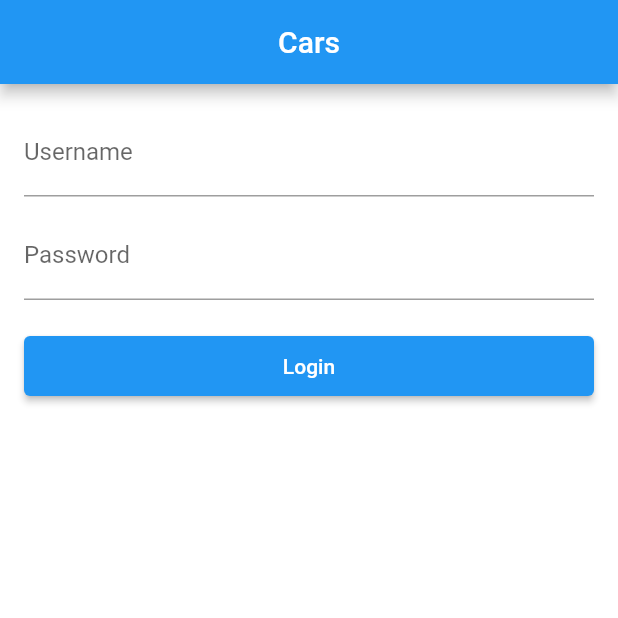
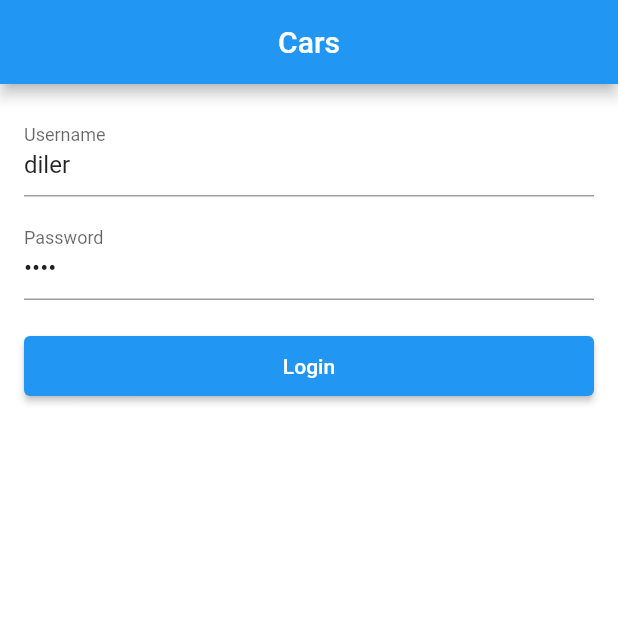
Before and after one commit to dilersik/flutter_carros, a Flutter app: the screen it shows after launch, on a phone screen of 412 x 824 dp, the top half of it. Run offline on Flutter 3.47's test engine with Material 2 defaults, Android fonts, the phone set to English and light mode, and no system bars.

Commit message:
Login Page

```diff
--- a/lib/pages/login_page.dart
+++ b/lib/pages/login_page.dart
@@ -3,8 +3,9 @@ import 'package:flutter/material.dart';
 class LoginPage extends StatelessWidget {
   LoginPage({super.key});
 
-  final _tUser = TextEditingController();
-  final _tPwd = TextEditingController();
+  final _formKey = GlobalKey<FormState>();
+  final _tUser = TextEditingController(text: "diler");
+  final _tPwd = TextEditingController(text: "1234");
 
   @override
   Widget build(BuildContext context) {
@@ -19,24 +20,53 @@ class LoginPage extends StatelessWidget {
   }
 
   _body() {
-    return Container(
+    return Form(
+      key: _formKey,
+      child: Container(
         padding: const EdgeInsets.all(16),
         child: ListView(
           children: [
-          _textFormField("Username", "Type your Login name",
-              controller: _tUser),
+            _textFormField(
+              "Username",
+              "Type your Login name",
+              _validateUser,
+              _tUser,
+            ),
             const SizedBox(
               height: 10,
             ),
-          _textFormField("Password", "Type your Password",
-              password: true, controller: _tPwd),
+            _textFormField(
+              "Password",
+              "Type your Password",
+              _validatePwd,
+              _tPwd,
+              password: true,
+            ),
             const SizedBox(
               height: 20,
             ),
             _elevatedButton("Login", () => _onClickLogin())
           ],
         ),
+      ),
     );
+  }
+
+  String? _validatePwd(String? text) {
+    if (text == null || text.isEmpty == true) {
+      return "Pwd required.";
+    }
+    if (text.length < 4) {
+      return "Pwd requires at least 4 chars.";
+    }
+    return null;
+  }
+
+  String? _validateUser(String? text) {
+    if (text?.isEmpty == true) {
+      return "Required.";
+    }
+    return null;
   }
 
   _elevatedButton(String label, onPressed) {
@@ -50,10 +80,13 @@ class LoginPage extends StatelessWidget {
     );
   }
 
-  _textFormField(String label, String hint, {password = false, controller}) {
+  _textFormField(String label, String hint,
+      FormFieldValidator<String?> validator, TextEditingController controller,
+      {password = false}) {
     return TextFormField(
       controller: controller,
       obscureText: password,
+      validator: validator,
       decoration: InputDecoration(
         labelText: label,
         hintText: hint,
@@ -62,6 +95,10 @@ class LoginPage extends StatelessWidget {
   }
 
   _onClickLogin() {
+    if (_formKey.currentState?.validate() != true) {
+      return;
+    }
+
     String user = _tUser.text;
     String pwd = _tPwd.text;
     print("$user ; $pwd");
```
Lines whose indentation alone changed are shown as unchanged.
